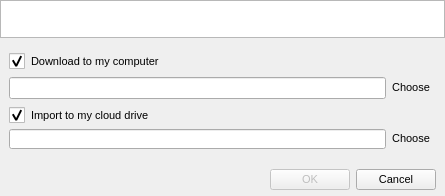
This is Source/MEGASync/gui/ImportMegaLinksDialog.ui in meganz/MEGAsync as Qt 5 draws it before an edit. The edited form follows.
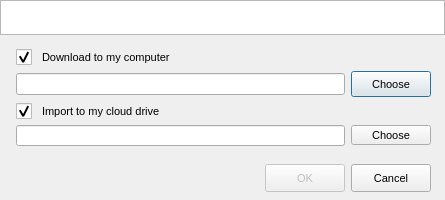
This is the edited form.

Commit message: Fixes for the "Paste links" and "Import links" dialogs

The edit to the form file:
```diff
--- a/Source/MEGASync/gui/ImportMegaLinksDialog.ui
+++ b/Source/MEGASync/gui/ImportMegaLinksDialog.ui
@@ -7,7 +7,7 @@
     <x>0</x>
     <y>0</y>
     <width>445</width>
-    <height>196</height>
+    <height>200</height>
    </rect>
   </property>
   <property name="sizePolicy">
@@ -19,7 +19,7 @@
   <property name="minimumSize">
    <size>
     <width>445</width>
-    <height>196</height>
+    <height>200</height>
    </size>
   </property>
   <property name="maximumSize">
@@ -51,9 +51,10 @@
 height: 16px;
 }
 
-#bLocalFolder, #bMegaFolder
+#cImport, #cDownload
 {
-    border: none;
+spacing: 10px;
+padding-left: 10px;
 }
 </string>
   </property>
@@ -84,7 +85,7 @@
      <property name="minimumSize">
       <size>
        <width>0</width>
-       <height>38</height>
+       <height>35</height>
       </size>
      </property>
      <property name="maximumSize">
@@ -108,13 +109,13 @@
        <number>6</number>
       </property>
       <property name="leftMargin">
-       <number>9</number>
+       <number>6</number>
       </property>
       <property name="topMargin">
-       <number>15</number>
+       <number>14</number>
       </property>
       <property name="rightMargin">
-       <number>9</number>
+       <number>6</number>
       </property>
       <property name="bottomMargin">
        <number>9</number>
@@ -148,13 +149,13 @@
           <number>6</number>
          </property>
          <property name="leftMargin">
-          <number>0</number>
+          <number>10</number>
          </property>
          <property name="topMargin">
           <number>0</number>
          </property>
          <property name="rightMargin">
-          <number>6</number>
+          <number>8</number>
          </property>
          <property name="bottomMargin">
           <number>0</number>
@@ -164,6 +165,12 @@
            <property name="enabled">
             <bool>true</bool>
            </property>
+           <property name="minimumSize">
+            <size>
+             <width>0</width>
+             <height>21</height>
+            </size>
+           </property>
            <property name="readOnly">
             <bool>true</bool>
            </property>
@@ -171,9 +178,18 @@
          </item>
          <item>
           <widget class="QPushButton" name="bLocalFolder">
+           <property name="sizePolicy">
+            <sizepolicy hsizetype="Minimum" vsizetype="Preferred">
+             <horstretch>0</horstretch>
+             <verstretch>0</verstretch>
+            </sizepolicy>
+           </property>
            <property name="text">
             <string>Choose</string>
            </property>
+           <property name="flat">
+            <bool>false</bool>
+           </property>
           </widget>
          </item>
         </layout>
@@ -202,13 +218,13 @@
           <number>6</number>
          </property>
          <property name="leftMargin">
-          <number>0</number>
+          <number>10</number>
          </property>
          <property name="topMargin">
           <number>0</number>
          </property>
          <property name="rightMargin">
-          <number>6</number>
+          <number>8</number>
          </property>
          <property name="bottomMargin">
           <number>6</number>
@@ -218,6 +234,12 @@
            <property name="enabled">
             <bool>true</bool>
            </property>
+           <property name="minimumSize">
+            <size>
+             <width>0</width>
+             <height>21</height>
+            </size>
+           </property>
            <property name="readOnly">
             <bool>true</bool>
            </property>
@@ -238,7 +260,7 @@
         <property name="minimumSize">
          <size>
           <width>0</width>
-          <height>32</height>
+          <height>34</height>
          </size>
         </property>
         <property name="maximumSize">
@@ -252,13 +274,13 @@
           <number>6</number>
          </property>
          <property name="leftMargin">
-          <number>0</number>
+          <number>8</number>
          </property>
          <property name="topMargin">
           <number>6</number>
          </property>
          <property name="rightMargin">
-          <number>0</number>
+          <number>8</number>
          </property>
          <property name="bottomMargin">
           <number>0</number>
@@ -281,6 +303,12 @@
            <property name="enabled">
             <bool>false</bool>
            </property>
+           <property name="sizePolicy">
+            <sizepolicy hsizetype="Minimum" vsizetype="Preferred">
+             <horstretch>0</horstretch>
+             <verstretch>0</verstretch>
+            </sizepolicy>
+           </property>
            <property name="text">
             <string>OK</string>
            </property>
@@ -288,6 +316,12 @@
          </item>
          <item>
           <widget class="QPushButton" name="bCancel">
+           <property name="sizePolicy">
+            <sizepolicy hsizetype="Minimum" vsizetype="Preferred">
+             <horstretch>0</horstretch>
+             <verstretch>0</verstretch>
+            </sizepolicy>
+           </property>
            <property name="text">
             <string>Cancel</string>
            </property>
```
Left out of the diff: 6 changed lines with no effect on the pictures. The commit also changes 5 other files.
